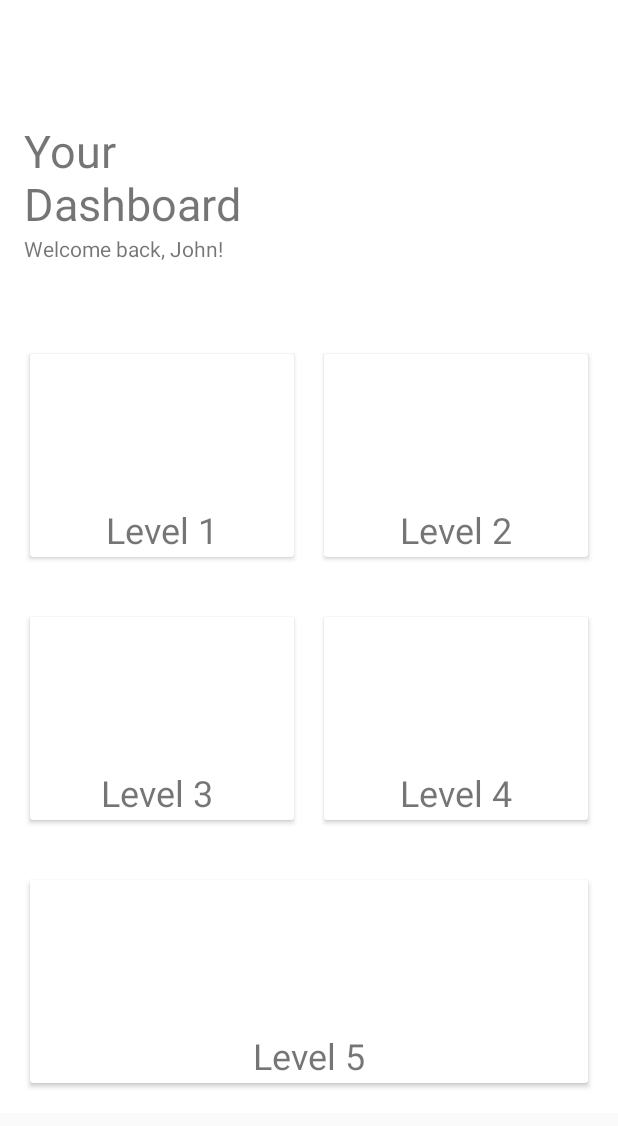
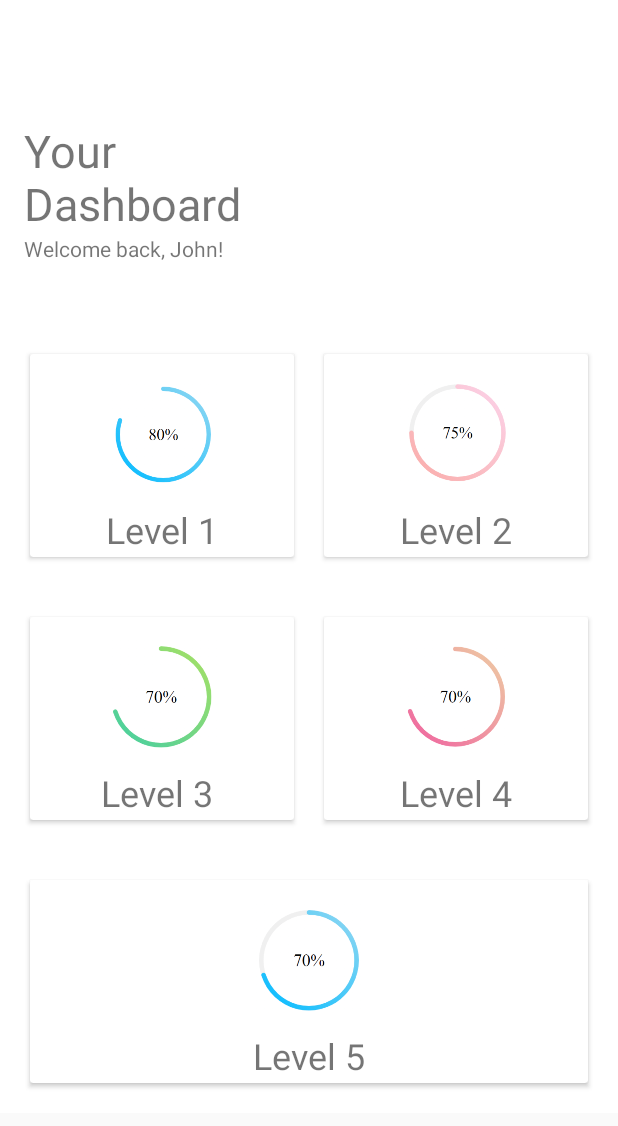
Before and after one commit to prydl/AmateurCooking, an Android app: the Dashboard screen opened directly, with no data from a screen before it, on a phone screen of 412 x 824 dp. Shown: the top 1126 px of the screen. Run offline under Robolectric (Android 15) with nearby library versions, the phone set to English and light mode, and no system bars; Roboto replaces fonts that are not available here.

Commit message:
Working on Dashboard UI. Implemented non-dynamic progress bars to visualise the progress as the user moves along the app.

```diff
--- a/app/src/main/java/com/example/amateurcooking/MainActivity.java
+++ b/app/src/main/java/com/example/amateurcooking/MainActivity.java
@@ -56,7 +56,7 @@ public class MainActivity extends AppCompatActivity {
         }else{
             counter--;
 
-            test.setText("Number of attempts remaining: " + counter);
+            test.setText("Number of attempts remaining: " + toString().valueOf(counter));
 
             if(counter == 0){
                  signinbutton.setEnabled(false);
--- a/app/src/main/res/layout/activity_dashboard.xml
+++ b/app/src/main/res/layout/activity_dashboard.xml
@@ -92,7 +92,8 @@
                         android:layout_width="75dp"
                         android:layout_height="75dp"
                         android:layout_centerHorizontal="true"
-                        android:layout_marginTop="15dp" />
+                        android:layout_marginTop="15dp"
+                        app:srcCompat="@drawable/level1"/>
                 </RelativeLayout>
             </androidx.cardview.widget.CardView>
 
@@ -121,7 +122,8 @@
                         android:layout_width="75dp"
                         android:layout_height="75dp"
                         android:layout_centerHorizontal="true"
-                        android:layout_marginTop="15dp" />
+                        android:layout_marginTop="15dp"
+                        app:srcCompat="@drawable/level2"/>
                 </RelativeLayout>
             </androidx.cardview.widget.CardView>
         </LinearLayout>
@@ -162,7 +164,8 @@
                         android:layout_width="75dp"
                         android:layout_height="75dp"
                         android:layout_centerHorizontal="true"
-                        android:layout_marginTop="15dp"/>
+                        android:layout_marginTop="15dp"
+                        app:srcCompat="@drawable/level3"/>
                 </RelativeLayout>
             </androidx.cardview.widget.CardView>
 
@@ -191,7 +194,8 @@
                         android:layout_width="75dp"
                         android:layout_height="75dp"
                         android:layout_centerHorizontal="true"
-                        android:layout_marginTop="15dp"/>
+                        android:layout_marginTop="15dp"
+                        app:srcCompat="@drawable/level4"/>
                 </RelativeLayout>
             </androidx.cardview.widget.CardView>
         </LinearLayout>
@@ -231,7 +235,8 @@
                         android:layout_width="75dp"
                         android:layout_height="75dp"
                         android:layout_centerHorizontal="true"
-                        android:layout_marginTop="15dp"/>
+                        android:layout_marginTop="15dp"
+                        app:srcCompat="@drawable/level5"/>
                 </RelativeLayout>
             </androidx.cardview.widget.CardView>
 
--- a/build.gradle
+++ b/build.gradle
@@ -8,7 +8,7 @@ buildscript {
 
     }
     dependencies {
-        classpath 'com.android.tools.build:gradle:3.6.1'
+        classpath 'com.android.tools.build:gradle:3.6.2'
 
 
         // NOTE: Do not place your application dependencies here; they belong
```
Also changed, not shown: app/src/main/res/drawable-v24/level1.png (added), app/src/main/res/drawable-v24/level2.png (added), app/src/main/res/drawable-v24/level3.png (added), app/src/main/res/drawable-v24/level4.png (added), app/src/main/res/drawable-v24/level5.png (added).
